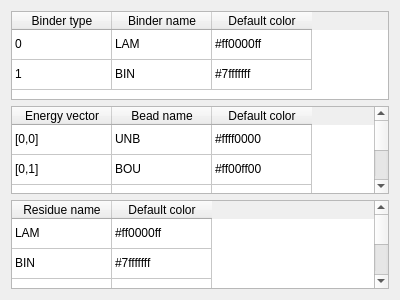
The window that QChromosome/defaults.ui (Michalaq/ChromosomeVisualizer) describes before a commit, drawn with Qt 5.
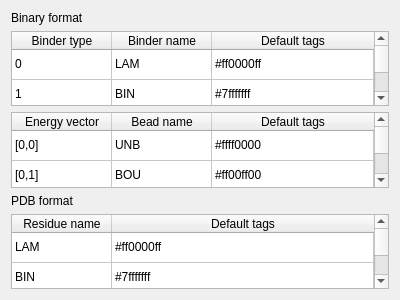
The same window after the commit.

Commit message: Started implementation of default tags

Diff of the .ui file:
```diff
--- a/QChromosome/defaults.ui
+++ b/QChromosome/defaults.ui
@@ -14,8 +14,18 @@
    <string>Form</string>
   </property>
   <layout class="QVBoxLayout" name="verticalLayout">
+   <item>
+    <widget class="QLabel" name="label">
+     <property name="text">
+      <string>Binary format</string>
+     </property>
+    </widget>
+   </item>
    <item>
     <widget class="QTableWidget" name="tableWidget">
+     <attribute name="horizontalHeaderStretchLastSection">
+      <bool>true</bool>
+     </attribute>
      <attribute name="verticalHeaderVisible">
       <bool>false</bool>
      </attribute>
@@ -41,7 +51,7 @@
      </column>
      <column>
       <property name="text">
-       <string>Default color</string>
+       <string>Default tags</string>
       </property>
      </column>
      <item row="0" column="0">
@@ -78,6 +88,9 @@
    </item>
    <item>
     <widget class="QTableWidget" name="tableWidget_2">
+     <attribute name="horizontalHeaderStretchLastSection">
+      <bool>true</bool>
+     </attribute>
      <attribute name="verticalHeaderVisible">
       <bool>false</bool>
      </attribute>
@@ -113,7 +126,7 @@
      </column>
      <column>
       <property name="text">
-       <string>Default color</string>
+       <string>Default tags</string>
       </property>
      </column>
      <item row="0" column="0">
@@ -178,8 +191,18 @@
      </item>
     </widget>
    </item>
+   <item>
+    <widget class="QLabel" name="label_2">
+     <property name="text">
+      <string>PDB format</string>
+     </property>
+    </widget>
+   </item>
    <item>
     <widget class="QTableWidget" name="tableWidget_3">
+     <attribute name="horizontalHeaderStretchLastSection">
+      <bool>true</bool>
+     </attribute>
      <attribute name="verticalHeaderVisible">
       <bool>false</bool>
      </attribute>
@@ -210,7 +233,7 @@
      </column>
      <column>
       <property name="text">
-       <string>Default color</string>
+       <string>Default tags</string>
       </property>
      </column>
      <item row="0" column="0">
```
